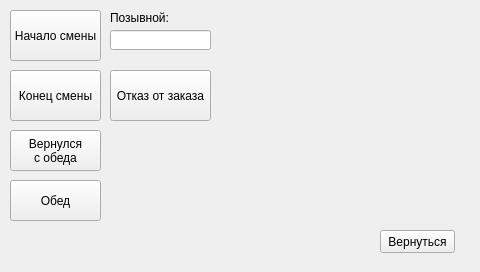
Qt form settingsform.ui (koolkhel/wince-taximeter) before a commit.
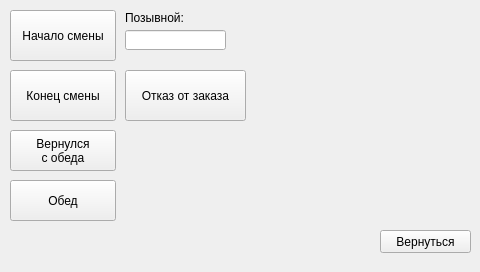
The same form after that commit.

```diff
--- a/settingsform.ui
+++ b/settingsform.ui
@@ -30,7 +30,7 @@
     <rect>
      <x>380</x>
      <y>230</y>
-     <width>75</width>
+     <width>91</width>
      <height>23</height>
     </rect>
    </property>
@@ -43,7 +43,7 @@
     <rect>
      <x>10</x>
      <y>180</y>
-     <width>91</width>
+     <width>106</width>
      <height>41</height>
     </rect>
    </property>
@@ -59,7 +59,7 @@
     <rect>
      <x>10</x>
      <y>130</y>
-     <width>91</width>
+     <width>106</width>
      <height>41</height>
     </rect>
    </property>
@@ -73,7 +73,7 @@
     <rect>
      <x>10</x>
      <y>70</y>
-     <width>91</width>
+     <width>106</width>
      <height>51</height>
     </rect>
    </property>
@@ -84,7 +84,7 @@
   <widget class="QLineEdit" name="lineEdit">
    <property name="geometry">
     <rect>
-     <x>110</x>
+     <x>125</x>
      <y>30</y>
      <width>101</width>
      <height>20</height>
@@ -99,7 +99,7 @@
     <rect>
      <x>10</x>
      <y>10</y>
-     <width>91</width>
+     <width>106</width>
      <height>51</height>
     </rect>
    </property>
@@ -122,7 +122,7 @@
   <widget class="QLabel" name="label_2">
    <property name="geometry">
     <rect>
-     <x>110</x>
+     <x>125</x>
      <y>10</y>
      <width>71</width>
      <height>16</height>
@@ -135,9 +135,9 @@
   <widget class="QPushButton" name="refuseButton">
    <property name="geometry">
     <rect>
-     <x>110</x>
+     <x>125</x>
      <y>70</y>
-     <width>101</width>
+     <width>121</width>
      <height>51</height>
     </rect>
    </property>
```
